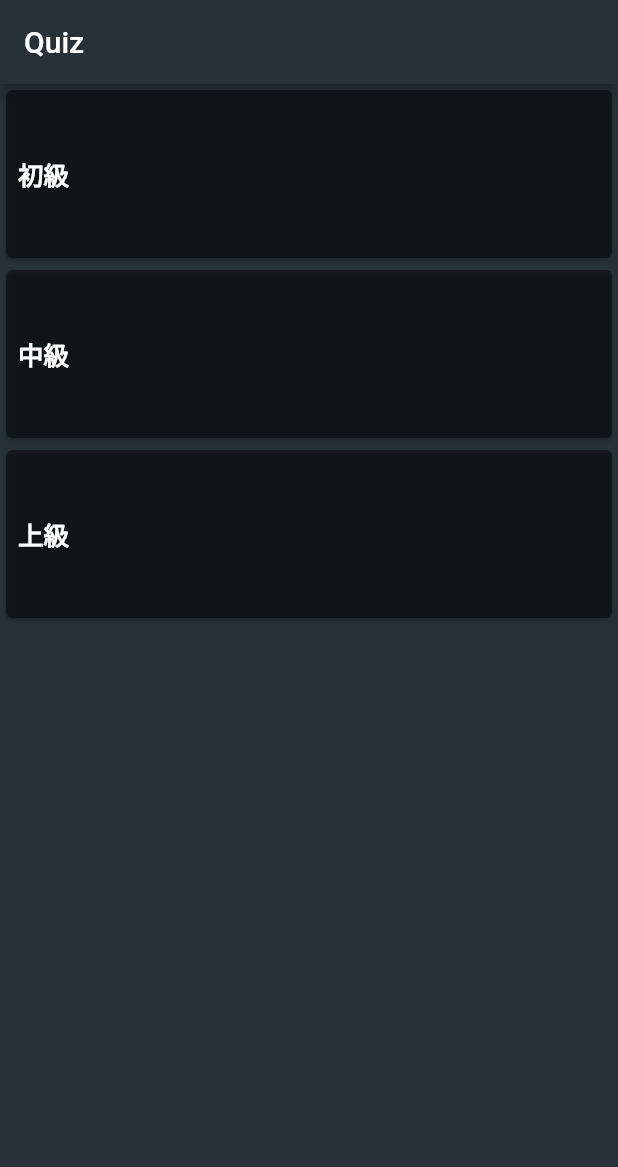
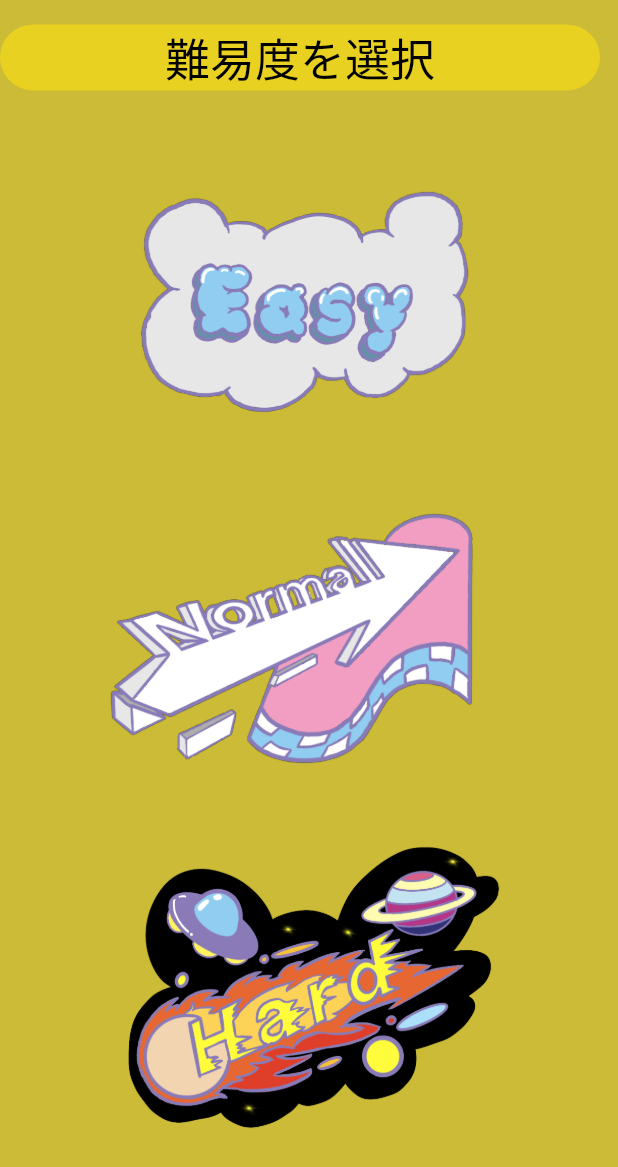
Before and after one commit to jajimajp/benesse_quiz_app, a Flutter app: the screen it shows after launch, on a phone screen of 412 x 824 dp. Shown: the top 1167 px of the screen. Run offline on Flutter 3.47's test engine with Material 2 defaults, Android fonts, the phone set to English and light mode, and no system bars; our stand-ins replace flutter_screenutil.

Commit message:
designhomeとか

```diff
--- a/lib/ui/difficultyList.dart
+++ b/lib/ui/difficultyList.dart
@@ -2,75 +2,113 @@ import 'package:flutter/material.dart';
 import './quiz.dart';
 
 class DifficultyListView extends StatelessWidget {
-  //final List<Movie> movieList = Movie.getMovies();
-
-  final List difficultyList = [
-    "初級",
-    "中級",
-    "上級",
-  ];
 
   @override
   Widget build(BuildContext context) {
     return Scaffold(
-      appBar: AppBar(
-        title: Text("Quiz"),
-        backgroundColor: Colors.blueGrey.shade900,
-      ),
-      backgroundColor: Colors.blueGrey.shade900,
-      body: ListView.builder(
-          itemCount: difficultyList.length,
-          itemBuilder: (BuildContext context, int index) {
-            return Stack(
-              children: [
-                movieCard(difficultyList[index], context),
-              ],
-            );
-          }),
-    );
-  }
 
-  Widget movieCard(String difficulty, BuildContext context) {
-    return InkWell(
+      backgroundColor: Color(0xFFCBBB37),
+      body: SafeArea(
         child: Container(
-        width: MediaQuery.of(context).size.width,
-        height: 120,
-        child: Card(
-          color: Colors.black45,
+          //width: MediaQuery.of(context).size.width,
+          //height: 120,
             child: Padding(
               padding: const EdgeInsets.only(
-              top: 8.0,
-              bottom: 8.0,
+                top: 0,
+                bottom: 50,
               ),
               child: Padding(
-              padding: const EdgeInsets.all(8.0),
+                padding: const EdgeInsets.all(0),
                 child: Column(
                   crossAxisAlignment: CrossAxisAlignment.start,
                   mainAxisAlignment: MainAxisAlignment.spaceAround,
                   children: [
-                  Flexible(
-                    child: Text(
-                      difficulty,
-                      style: TextStyle(
-                        fontWeight: FontWeight.bold,
-                        fontSize: 17.0,
-                        color: Colors.white,
+                    Container(
+                      width:400,
+                      padding: EdgeInsets.only(left: 0),
+                      child: const Text(
+                          "難易度を選択",
+                          textAlign: TextAlign.center,
+                          style:TextStyle(
+                            fontSize:30,
+                            color: Colors.black,
+                            fontWeight: FontWeight.w500,
+                          )),
+                      decoration: BoxDecoration(
+                        color: Color(0xFFE8D121),
+                        borderRadius: BorderRadius.circular(30),
+                      ),),
+                    ///easy
+                    GestureDetector(
+                        onTap: (){
+                          Navigator.push(
+                            context,
+                            MaterialPageRoute(builder: (context) => QuizApp()),
+                          );
+                        },
+                        child:Container(
+                          width: 400,
+                          height: 200,
+                          //child:Text("easy"),
+                          decoration: BoxDecoration(
+                            image: DecorationImage(
+                              image: AssetImage('images/difficulty_easy.png'),
+                              fit: BoxFit.cover,
                             ),
                           ),
+                          //child: Image.asset('assets/flag.png'),
+                        )
                     ),
-                ],
+                    ///normal
+                    GestureDetector(
+                        onTap: (){
+                          Navigator.push(
+                            context,
+                            MaterialPageRoute(builder: (context) => QuizApp()),
+                          );
+                        },
+                        child:Container(
+                          width: 400,
+                          height: 200,
+                          //child:Text("normal"),
+                          decoration: BoxDecoration(
+                            image: DecorationImage(
+                              image: AssetImage('images/difficulty_normal.png'),
+                              fit: BoxFit.cover,
                             ),
                           ),
+                          //child: Image.asset('assets/flag.png'),
+                        )
+                    ),
+                    ///hard
+                    GestureDetector(
+                        onTap: (){
+                          Navigator.push(
+                            context,
+                            MaterialPageRoute(builder: (context) => QuizApp()),
+                          );
+                        },
+                        child:Container(
+                          width: 400,
+                          height: 200,
+                          //child:Text("hard"),
+                          decoration: BoxDecoration(
+                            image: DecorationImage(
+                              image: AssetImage('images/difficulty_hard.png'),
+                              fit: BoxFit.cover,
                             ),
                           ),
+                          //child: Image.asset('assets/flag.png'),
+                        )
+                    )
+
+                      ],
+                    )
                 ),
-      onTap: () => {
-        Navigator.push(
-            context,
-            MaterialPageRoute(
-              builder: (context) => QuizApp(),
-            ))
-      },
+            ),
+
+        ),
+          ),
     );
   }
 }
--- a/pubspec.yaml
+++ b/pubspec.yaml
@@ -35,6 +35,7 @@ dependencies:
   # The following adds the Cupertino Icons font to your application.
   # Use with the CupertinoIcons class for iOS style icons.
   cupertino_icons: ^1.0.2
+  flutter_screenutil: ^5.8.4
 
 dev_dependencies:
   flutter_test:
@@ -60,7 +61,8 @@ flutter:
 
   # To add assets to your application, add an assets section, like this:
   assets:
-     - images/flag.png
+    - images/
+
   #   - images/a_dot_ham.jpeg
 
   # An image asset can refer to one or more resolution-specific "variants", see
```
Also changed, not shown: lib/ui/result.dart (+17 -17 lines), images/difficulty_easy.png (added), images/difficulty_hard.png (added), images/difficulty_normal.png (added), pubspec.lock. Lines whose indentation alone changed are shown as unchanged.
